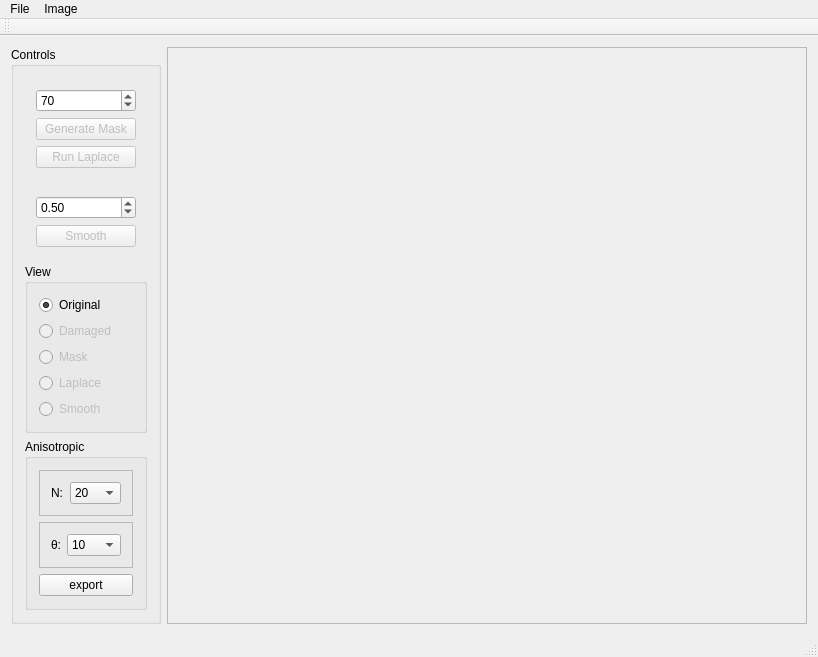
The window that src/ImageViewer.ui (blahova/NADR) describes before a commit, drawn with Qt 5.
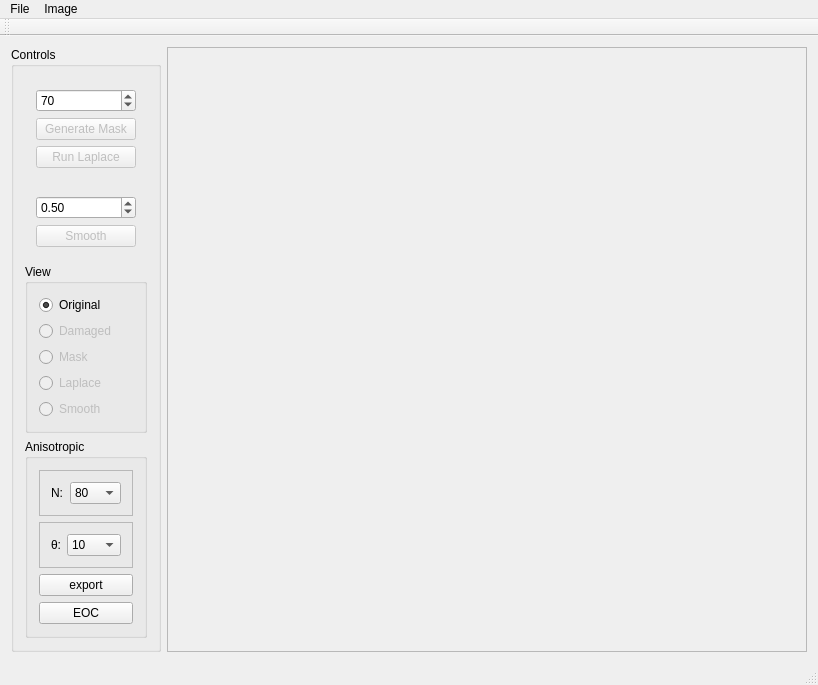
The same window after the commit.

Patch:
```diff
--- a/src/ImageViewer.ui
+++ b/src/ImageViewer.ui
@@ -173,7 +173,10 @@
              <item>
               <widget class="QComboBox" name="comboBox_gridSize">
                <property name="currentText">
-                <string>60</string>
+                <string>80</string>
+               </property>
+               <property name="currentIndex">
+                <number>2</number>
                </property>
                <item>
                 <property name="text">
@@ -185,11 +188,6 @@
                  <string>40</string>
                 </property>
                </item>
-               <item>
-                <property name="text">
-                 <string>60</string>
-                </property>
-               </item>
                <item>
                 <property name="text">
                  <string>80</string>
@@ -250,6 +248,13 @@
             </property>
            </widget>
           </item>
+          <item>
+           <widget class="QPushButton" name="pushButton_EOC">
+            <property name="text">
+             <string>EOC</string>
+            </property>
+           </widget>
+          </item>
          </layout>
         </widget>
        </item>
@@ -279,7 +284,7 @@
         <rect>
          <x>0</x>
          <y>0</y>
-         <width>645</width>
+         <width>668</width>
          <height>571</height>
         </rect>
        </property>
```
